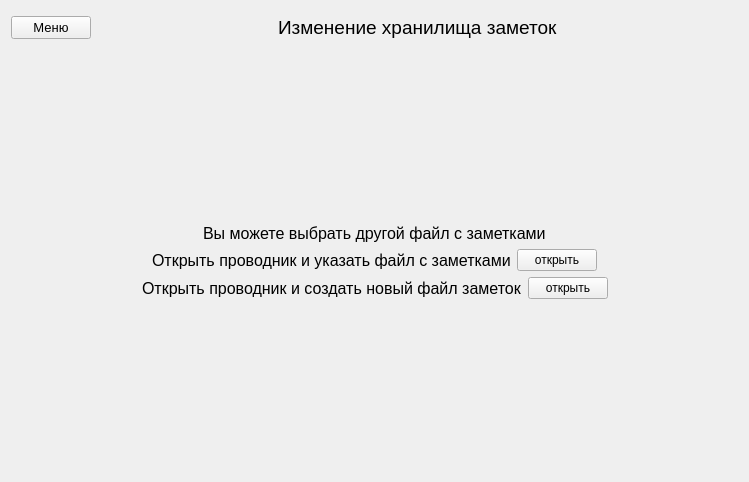
Old version of the form src/databasesettingswidget.ui in the repository dekmwa/TagNotes.
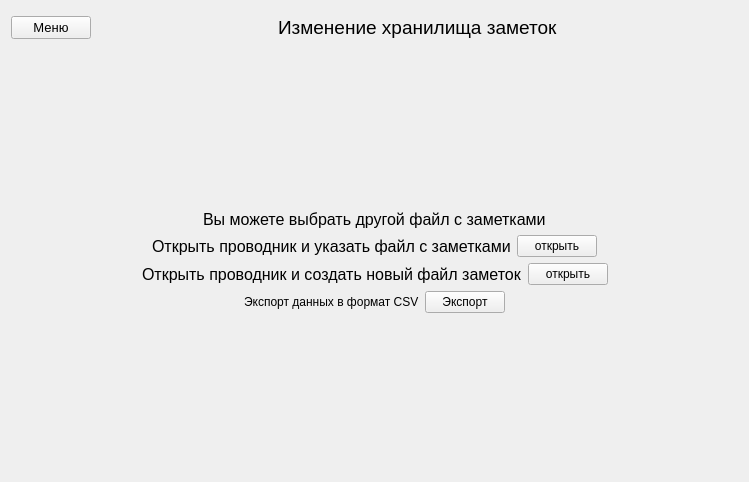
New version of the form.

Commit message: Добавлен экспорт данных в csv

Patch:
```diff
--- a/src/databasesettingswidget.ui
+++ b/src/databasesettingswidget.ui
@@ -226,7 +226,51 @@
     </layout>
    </item>
    <item>
-    <spacer name="verticalSpacer_2">
+    <layout class="QHBoxLayout" name="horizontalLayout">
+     <item>
+      <spacer name="horizontalSpacer_9">
+       <property name="orientation">
+        <enum>Qt::Orientation::Horizontal</enum>
+       </property>
+       <property name="sizeHint" stdset="0">
+        <size>
+         <width>40</width>
+         <height>20</height>
+        </size>
+       </property>
+      </spacer>
+     </item>
+     <item>
+      <widget class="QLabel" name="label">
+       <property name="text">
+        <string>Экспорт данных в формат CSV</string>
+       </property>
+      </widget>
+     </item>
+     <item>
+      <widget class="QPushButton" name="exportButton">
+       <property name="text">
+        <string>Экспорт</string>
+       </property>
+      </widget>
+     </item>
+     <item>
+      <spacer name="horizontalSpacer_10">
+       <property name="orientation">
+        <enum>Qt::Orientation::Horizontal</enum>
+       </property>
+       <property name="sizeHint" stdset="0">
+        <size>
+         <width>40</width>
+         <height>20</height>
+        </size>
+       </property>
+      </spacer>
+     </item>
+    </layout>
+   </item>
+   <item>
+    <spacer name="verticalSpacer">
      <property name="orientation">
       <enum>Qt::Orientation::Vertical</enum>
      </property>
```
Left out of the diff: 2 changed lines with no effect on the pictures. The commit also changes 2 other files.
